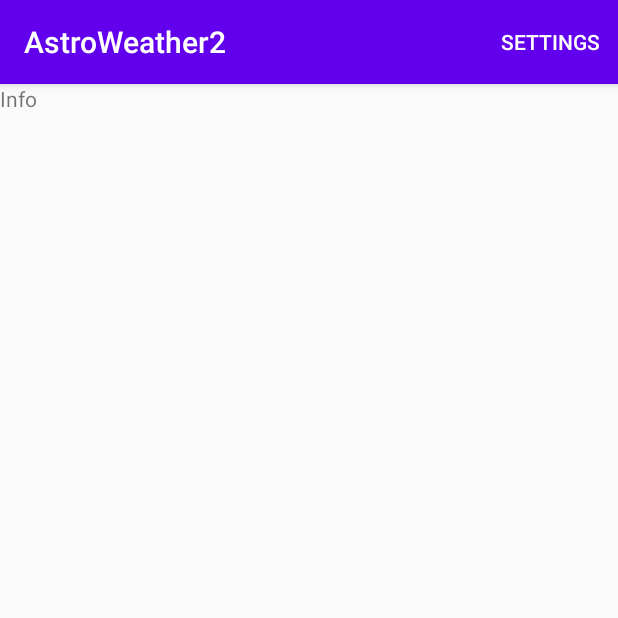
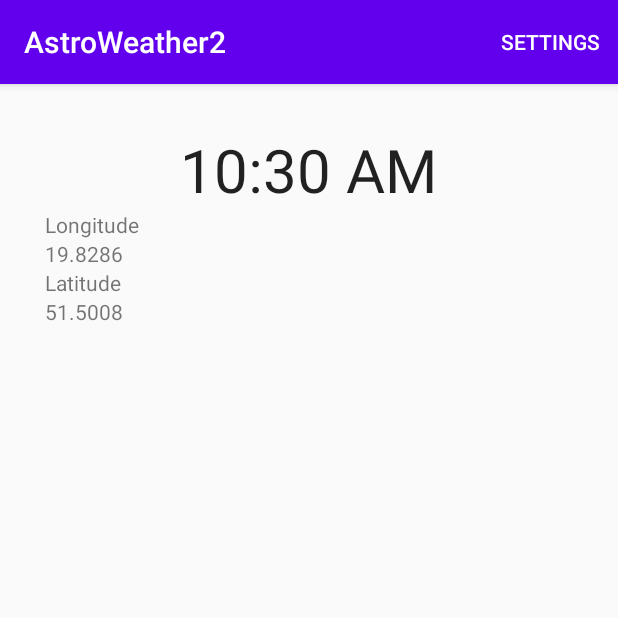
Before and after one commit to medykization/AstroWeather2, an Android app: the screen it shows after launch (MainActivity), on a phone screen of 412 x 824 dp, the top half of it. Run offline under Robolectric (Android 15) with nearby library versions, the phone set to English and light mode, and no system bars.

Commit message:
Added logic to BasicInfoFragment

```diff
--- a/app/src/main/java/com/leonard/astroweather2/activities/MainActivity.java
+++ b/app/src/main/java/com/leonard/astroweather2/activities/MainActivity.java
@@ -53,13 +53,4 @@ public class MainActivity extends AppCompatActivity {
         }
     }
 
-    private Data loadData() {
-        Data result = new Data();
-        SharedPreferences sharedPreferences = getSharedPreferences(DataNames.SETTINGS.toString(), MODE_PRIVATE);
-        result.setLongitude(sharedPreferences.getString(DataNames.LONGITUDE.toString(), "19.8286"));
-        result.setLatitude(sharedPreferences.getString(DataNames.LATITUDE.toString(), "51.5008"));
-        result.setDelay(sharedPreferences.getInt(DataNames.DELAY.toString(), 2));
-        return result;
-    }
-
 }
--- a/app/src/main/java/com/leonard/astroweather2/fragments/BasicInfoFragment.java
+++ b/app/src/main/java/com/leonard/astroweather2/fragments/BasicInfoFragment.java
@@ -1,5 +1,6 @@
 package com.leonard.astroweather2.fragments;
 
+import android.content.SharedPreferences;
 import android.os.Bundle;
 
 import androidx.fragment.app.Fragment;
@@ -7,54 +8,47 @@ import androidx.fragment.app.Fragment;
 import android.view.LayoutInflater;
 import android.view.View;
 import android.view.ViewGroup;
+import android.widget.TextView;
 
 import com.leonard.astroweather2.R;
+import com.leonard.astroweather2.models.astro_info.Info;
+import com.leonard.astroweather2.models.enums.DataNames;
+import com.leonard.astroweather2.models.settings.Data;
+
+import static android.content.Context.MODE_PRIVATE;
 
 public class BasicInfoFragment extends Fragment {
-    // TODO: Rename parameter arguments, choose names that match
-    // the fragment initialization parameters, e.g. ARG_ITEM_NUMBER
-    private static final String ARG_PARAM1 = "param1";
-    private static final String ARG_PARAM2 = "param2";
 
-    // TODO: Rename and change types of parameters
-    private String mParam1;
-    private String mParam2;
-
-    public BasicInfoFragment() {
-        // Required empty public constructor
-    }
-
-    /**
-     * Use this factory method to create a new instance of
-     * this fragment using the provided parameters.
-     *
-     * @param param1 Parameter 1.
-     * @param param2 Parameter 2.
-     * @return A new instance of fragment BasicInfoFragment.
-     */
-    // TODO: Rename and change types and number of parameters
-    public static BasicInfoFragment newInstance(String param1, String param2) {
-        BasicInfoFragment fragment = new BasicInfoFragment();
-        Bundle args = new Bundle();
-        args.putString(ARG_PARAM1, param1);
-        args.putString(ARG_PARAM2, param2);
-        fragment.setArguments(args);
-        return fragment;
-    }
+    private TextView longitude;
+    private TextView latitude;
 
     @Override
     public void onCreate(Bundle savedInstanceState) {
         super.onCreate(savedInstanceState);
-        if (getArguments() != null) {
-            mParam1 = getArguments().getString(ARG_PARAM1);
-            mParam2 = getArguments().getString(ARG_PARAM2);
-        }
     }
 
     @Override
     public View onCreateView(LayoutInflater inflater, ViewGroup container,
                              Bundle savedInstanceState) {
-        // Inflate the layout for this fragment
-        return inflater.inflate(R.layout.fragment_basic_info, container, false);
+
+        View view = inflater.inflate(R.layout.fragment_basic_info, container, false);
+        longitude = view.findViewById(R.id.longitudeInfo);
+        latitude = view.findViewById(R.id.latitudeInfo);
+
+        Data data = loadData();
+        longitude.setText(data.getLongitude());
+        latitude.setText(data.getLatitude());
+
+
+        return view;
+    }
+
+    private Data loadData() {
+        Data result = new Data();
+        SharedPreferences sharedPreferences = this.getActivity().getSharedPreferences(DataNames.SETTINGS.toString(), MODE_PRIVATE);
+        result.setLongitude(sharedPreferences.getString(DataNames.LONGITUDE.toString(), "19.8286"));
+        result.setLatitude(sharedPreferences.getString(DataNames.LATITUDE.toString(), "51.5008"));
+        result.setDelay(sharedPreferences.getInt(DataNames.DELAY.toString(), 2));
+        return result;
     }
 }
--- a/app/src/main/res/layout/fragment_basic_info.xml
+++ b/app/src/main/res/layout/fragment_basic_info.xml
@@ -1,16 +1,75 @@
 <?xml version="1.0" encoding="utf-8"?>
-<FrameLayout xmlns:android="http://schemas.android.com/apk/res/android"
+<LinearLayout xmlns:android="http://schemas.android.com/apk/res/android"
     xmlns:tools="http://schemas.android.com/tools"
     android:layout_width="match_parent"
     android:layout_height="match_parent"
     android:orientation="vertical"
+    android:padding="30sp"
     tools:context=".fragments.BasicInfoFragment">
 
-    <!-- TODO: Update blank fragment layout -->
+    <TextClock
+        android:layout_width="wrap_content"
+        android:layout_height="wrap_content"
+        android:format24Hour="hh:mm:ss"
+        android:textSize="40sp"
+        android:layout_gravity="center_horizontal"/>
 
-    <TextView
+    <TableLayout
         android:layout_width="match_parent"
-        android:layout_height="match_parent"
-        android:text="Info" />
+        android:layout_height="match_parent">
 
-</FrameLayout>
+        <TableRow
+            android:layout_width="fill_parent"
+            android:layout_height="fill_parent">
+
+            <TextView
+                android:text="Longitude"
+                android:layout_width="wrap_content"
+                android:layout_height="wrap_content"
+                android:layout_column="1"
+                android:layout_weight="1"/>
+
+        </TableRow>
+
+        <TableRow
+            android:layout_width="fill_parent"
+            android:layout_height="fill_parent">
+
+            <TextView
+                android:id="@+id/longitudeInfo"
+                android:layout_width="wrap_content"
+                android:layout_height="wrap_content"
+                android:layout_column="1"
+                android:layout_weight="1"/>
+
+        </TableRow>
+
+        <TableRow
+            android:layout_width="fill_parent"
+            android:layout_height="fill_parent">
+
+            <TextView
+                android:text="Latitude"
+                android:layout_width="wrap_content"
+                android:layout_height="wrap_content"
+                android:layout_column="1"
+                android:layout_weight="1"/>
+
+        </TableRow>
+
+        <TableRow
+            android:layout_width="fill_parent"
+            android:layout_height="fill_parent">
+
+            <TextView
+                android:id="@+id/latitudeInfo"
+                android:layout_width="wrap_content"
+                android:layout_height="wrap_content"
+                android:layout_column="1"
+                android:layout_weight="1"/>
+
+        </TableRow>
+
+    </TableLayout>
+
+</LinearLayout>
--- a/build.gradle
+++ b/build.gradle
@@ -8,7 +8,7 @@ buildscript {
 
     }
     dependencies {
-        classpath 'com.android.tools.build:gradle:3.6.3'
+        classpath 'com.android.tools.build:gradle:4.0.0'
 
 
         // NOTE: Do not place your application dependencies here; they belong
```
Also changed, not shown: gradle/wrapper/gradle-wrapper.properties.
